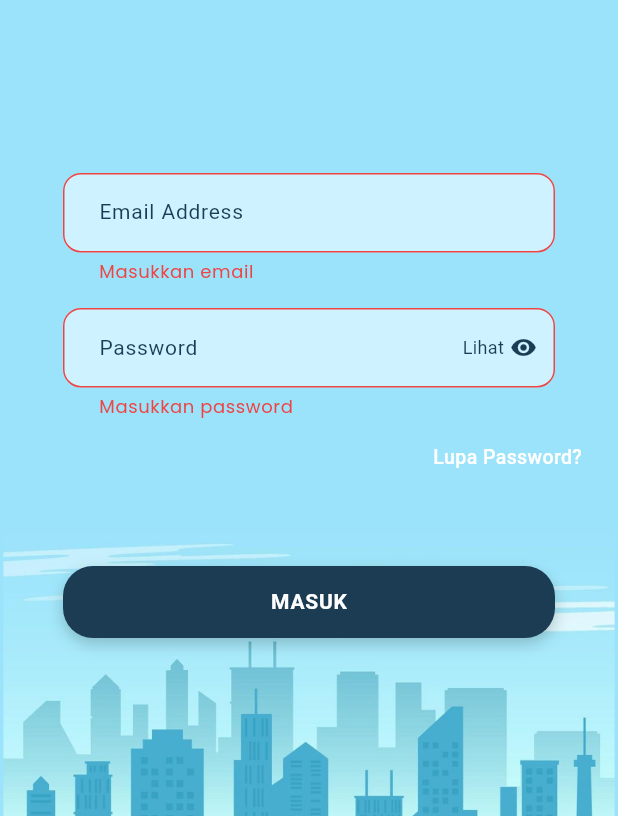
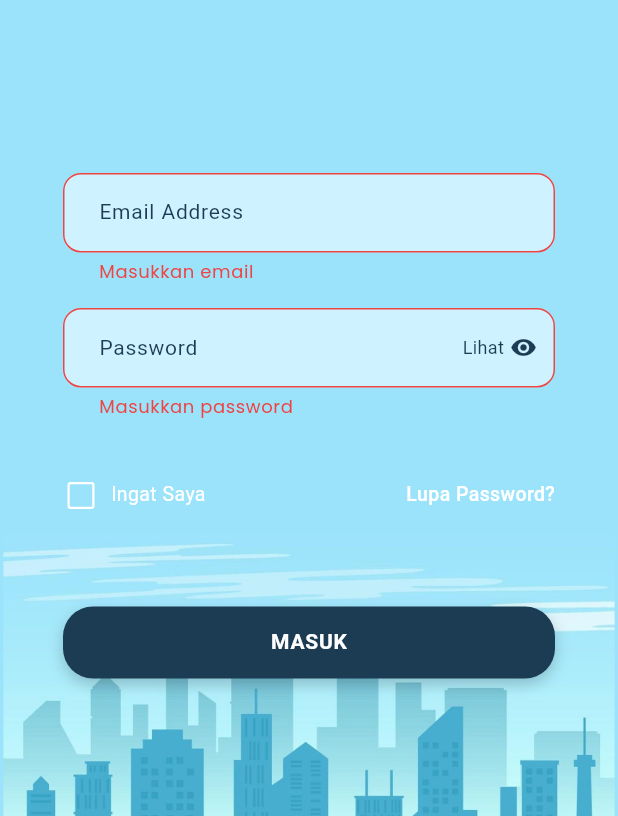
Before and after one commit to D4marp/Roban-Digital, a Flutter app: the screen it shows after launch, after a tap on "MASUK", on a phone screen of 412 x 824 dp, the part 420-1236 px from its top. Run offline on Flutter 3.47's test engine with Material 3 defaults, Android fonts, the phone set to English and light mode, and no system bars; our stand-ins replace dartz, dio, equatable, get_it, google_fonts, shared_preferences.

Commit message:
feat: add auto-login check in splash and remember me in login page

```diff
--- a/lib/presentation/pages/auth/login_page.dart
+++ b/lib/presentation/pages/auth/login_page.dart
@@ -1,5 +1,6 @@
 import 'package:flutter/material.dart';
 import 'package:provider/provider.dart';
+import 'package:shared_preferences/shared_preferences.dart';
 import '../../../core/gen/assets.gen.dart';
 import '../../../config/routes/app_routes.dart';
 import '../../../config/routes/navigation_service.dart';
@@ -17,6 +18,45 @@
   final _phoneController = TextEditingController();
   final _passwordController = TextEditingController();
   bool _isPasswordVisible = false;
+  bool _rememberMe = false;
+
+  static const String _savedEmailKey = 'saved_email';
+  static const String _savedPasswordKey = 'saved_password';
+  static const String _rememberMeKey = 'remember_me';
+
+  @override
+  void initState() {
+    super.initState();
+    _loadSavedCredentials();
+  }
+
+  Future<void> _loadSavedCredentials() async {
+    final prefs = await SharedPreferences.getInstance();
+    final savedEmail = prefs.getString(_savedEmailKey);
+    final savedPassword = prefs.getString(_savedPasswordKey);
+    final rememberMe = prefs.getBool(_rememberMeKey) ?? false;
+
+    if (rememberMe && savedEmail != null && savedPassword != null) {
+      setState(() {
+        _phoneController.text = savedEmail;
+        _passwordController.text = savedPassword;
+        _rememberMe = rememberMe;
+      });
+    }
+  }
+
+  Future<void> _saveCredentials() async {
+    final prefs = await SharedPreferences.getInstance();
+    if (_rememberMe) {
+      await prefs.setString(_savedEmailKey, _phoneController.text.trim());
+      await prefs.setString(_savedPasswordKey, _passwordController.text.trim());
+      await prefs.setBool(_rememberMeKey, true);
+    } else {
+      await prefs.remove(_savedEmailKey);
+      await prefs.remove(_savedPasswordKey);
+      await prefs.setBool(_rememberMeKey, false);
+    }
+  }
 
   @override
   void dispose() {
@@ -39,6 +79,9 @@
         final state = loginProvider.state;
 
         if (state.toString().endsWith('success')) {
+          // Save credentials if remember me is checked
+          await _saveCredentials();
+
           ScaffoldMessenger.of(context).showSnackBar(
             const SnackBar(content: Text('Login berhasil!')),
           );
@@ -227,10 +270,55 @@
                                 ),
                               ),
 
+                              const SizedBox(height: 8),
+
+                              // Remember Me Checkbox
+                              SizedBox(
+                                width: 328,
+                                child: Row(
+                                  children: [
+                                    SizedBox(
+                                      height: 24,
+                                      width: 24,
+                                      child: Checkbox(
+                                        value: _rememberMe,
+                                        onChanged: loginProvider.isLoading
+                                            ? null
+                                            : (value) {
+                                                setState(() {
+                                                  _rememberMe = value ?? false;
+                                                });
+                                              },
+                                        activeColor: const Color(0xFF1B3C53),
+                                        checkColor: Colors.white,
+                                        side: const BorderSide(
+                                          color: Colors.white,
+                                          width: 1.5,
+                                        ),
+                                      ),
+                                    ),
+                                    const SizedBox(width: 8),
+                                    GestureDetector(
+                                      onTap: loginProvider.isLoading
+                                          ? null
+                                          : () {
+                                              setState(() {
+                                                _rememberMe = !_rememberMe;
+                                              });
+                                            },
+                                      child: const Text(
+                                        'Ingat Saya',
+                                        style: TextStyle(
+                                          color: Colors.white,
+                                          fontSize: 13,
+                                          fontFamily: 'Ubuntu',
+                                          fontWeight: FontWeight.w400,
+                                        ),
+                                      ),
+                                    ),
+                                    const Spacer(),
                                     // Forgot Password
-                                Align(
-                                alignment: Alignment.centerRight,
-                                child: GestureDetector(
+                                    GestureDetector(
                                       onTap: loginProvider.isLoading
                                           ? null
                                           : () {
@@ -244,9 +332,10 @@
                                           fontSize: 13,
                                           fontFamily: 'Ubuntu',
                                           fontWeight: FontWeight.w500,
-
                                         ),
                                       ),
+                                    ),
+                                  ],
                                 ),
                               ),
 
--- a/lib/presentation/pages/splash/splash_page.dart
+++ b/lib/presentation/pages/splash/splash_page.dart
@@ -1,4 +1,6 @@
 import 'package:flutter/material.dart';
+import 'package:robandigital/core/utils/service_locator.dart';
+import 'package:robandigital/data/datasources/local/auth_local_datasource.dart';
 import '../../../core/gen/assets.gen.dart';
 import '../../../config/constants/app_constants.dart';
 import '../../../config/routes/app_routes.dart';
@@ -45,7 +47,17 @@
   void _navigateToHome() {
     Future.delayed(AppConstants.splashDuration, () {
       if (mounted) {
-        NavigationService.pushReplacementNamed(AppRoutes.login);
+        // Check if user is already logged in
+        final authLocalDataSource = getIt<AuthLocalDataSource>();
+        final token = authLocalDataSource.getToken();
+
+        if (token != null && token.isNotEmpty) {
+          // User is logged in, go to home
+          NavigationService.pushReplacementNamed(AppRoutes.home);
+        } else {
+          // User is not logged in, go to login
+          NavigationService.pushReplacementNamed(AppRoutes.login);
+        }
       }
     });
   }
```
Lines whose indentation alone changed are shown as unchanged.
